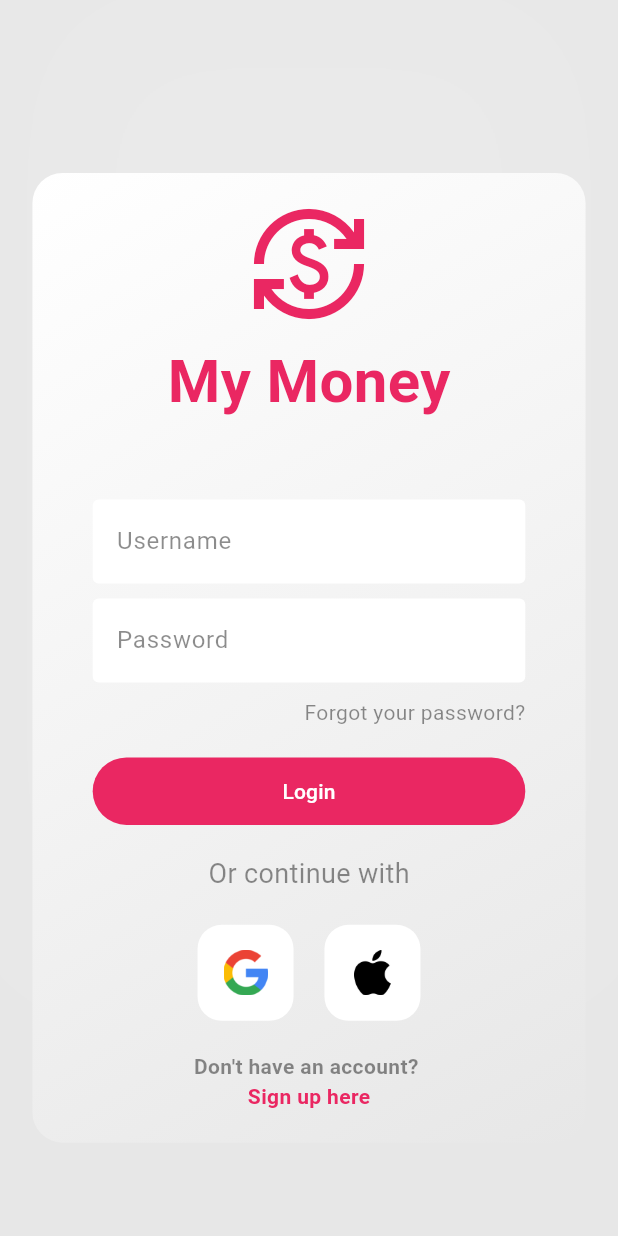
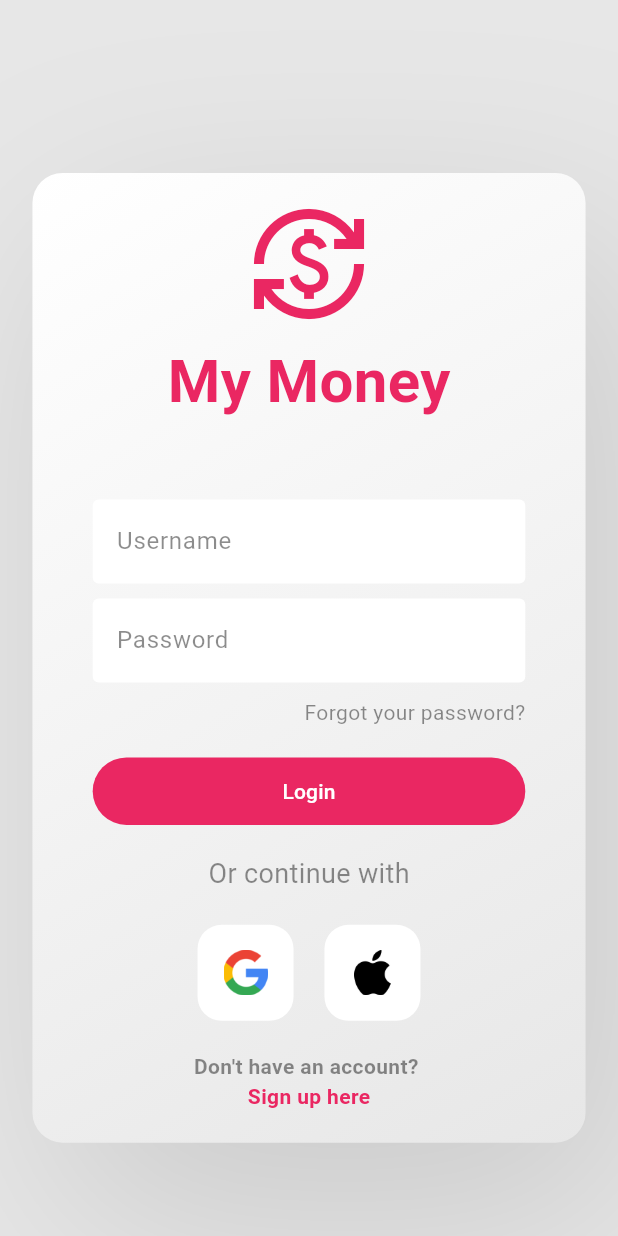
Before and after one commit to RadiHaz/my_money, a Flutter app: the screen it shows after launch, on a phone screen of 412 x 824 dp. Run offline on Flutter 3.47's test engine with Material 2 defaults, Android fonts, the phone set to English and light mode, and no system bars.

Commit message:
chore: tweaked containerShadow

```diff
--- a/lib/src/modules/login/page/login_page.dart
+++ b/lib/src/modules/login/page/login_page.dart
@@ -124,7 +124,7 @@ class _LoginPageState extends State<LoginPage> {
                         shape: BoxShape.rectangle,
                         gradient: LinearGradient(
                           colors: [
-                            AppColors.appPageBackground,
+                            AppColors.initialPageBackground,
                             AppColors.inputBackground
                           ],
                           begin: Alignment.bottomRight,
@@ -134,8 +134,8 @@ class _LoginPageState extends State<LoginPage> {
                           BoxShadow(
                               color: AppColors.containerShadow,
                               spreadRadius: 5,
-                              blurRadius: 100,
-                              offset: Offset(0, -125))
+                              blurRadius: 125,
+                              offset: Offset(25, 50))
                         ]),
                     child: Center(
                       child: Padding(
--- a/lib/src/shared/colors/app_colors.dart
+++ b/lib/src/shared/colors/app_colors.dart
@@ -9,5 +9,5 @@ class AppColors {
   static const Color secondaryText = Colors.black45;
   static const Color inputBackground = Colors.white;
   static const Color inputBorder = Colors.white10;
-  static const Color containerShadow = Colors.white12;
+  static const Color containerShadow = Colors.black12;
 }
```
